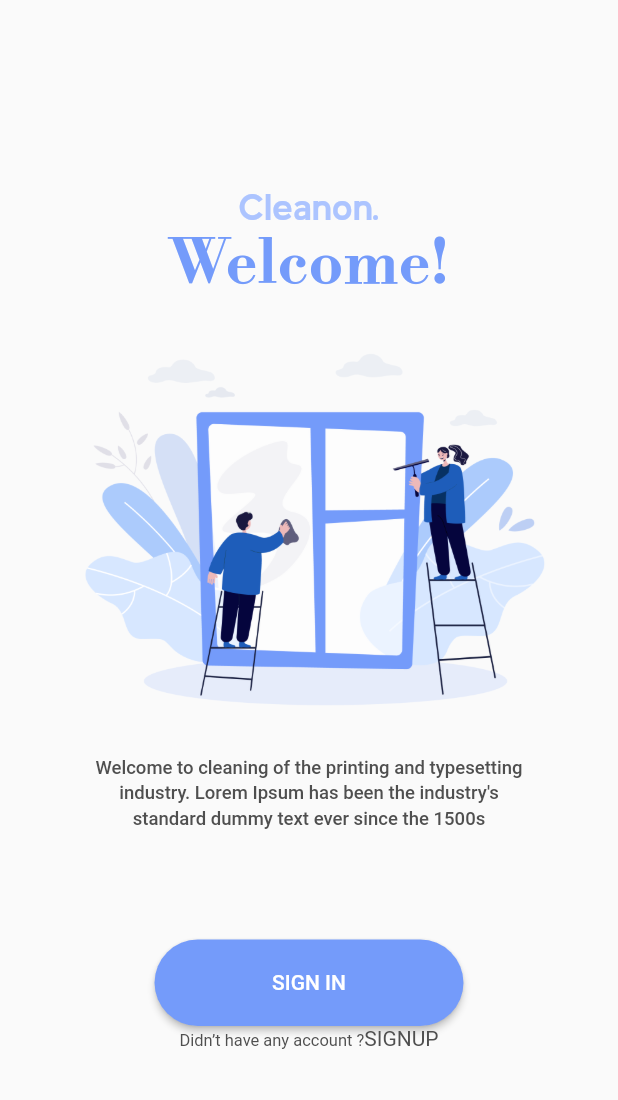
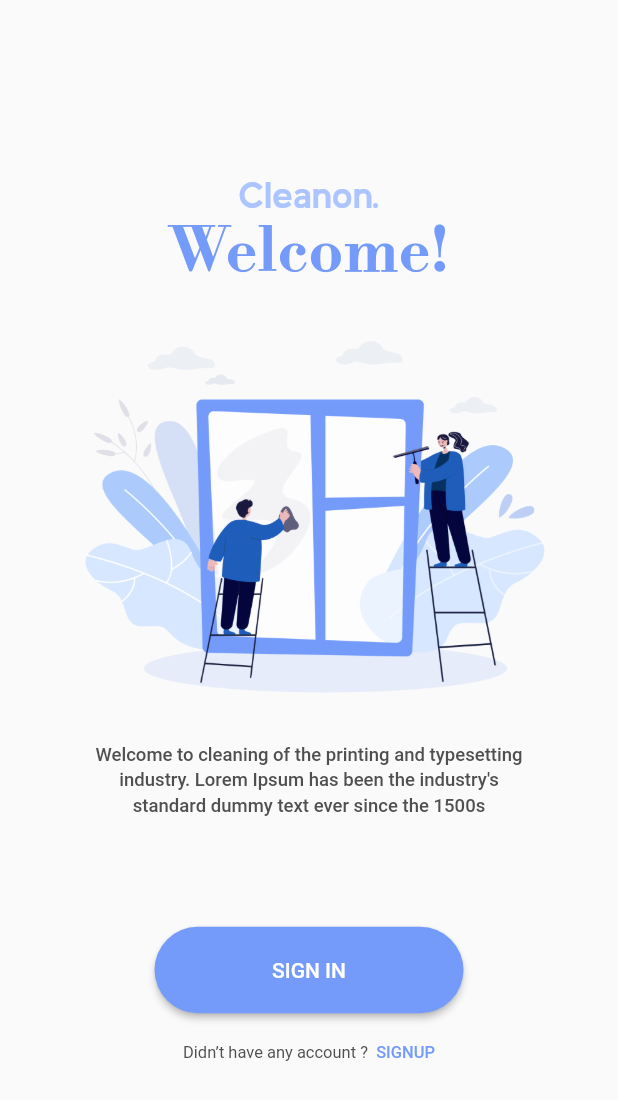
Before and after one commit to mrlim0802/flutter-cleaner-service, a Flutter app: the screen it shows after launch, on a phone screen of 412 x 824 dp. Shown: the top 1100 px of the screen. Run offline on Flutter 3.47's test engine with Material 2 defaults, Android fonts, the light colour scheme and no system bars; our stand-ins replace firebase_auth, firebase_core, flutter_spinkit, fluttertoast, form_field_validator, sizer; accounts and stored records are empty.

Commit message:
finish welcome screen

```diff
--- a/lib/pages/SplashScreen.dart
+++ b/lib/pages/SplashScreen.dart
@@ -33,7 +33,7 @@ class _SplashScreenState extends State<SplashScreen> {
 
   Widget build(BuildContext context) {
     final textScale = MediaQuery.of(context).textScaleFactor;
-    String title = capitalize('cleanon');
+    String title = capitalize('cleanon.');
     return Scaffold(
       backgroundColor: primary,
       body: Center(
--- a/lib/pages/welcome.dart
+++ b/lib/pages/welcome.dart
@@ -85,7 +85,8 @@ class WelcomePage extends StatelessWidget {
                                     RoundedRectangleBorder>(
                                 RoundedRectangleBorder(
                                     borderRadius: BorderRadius.circular(40))),
-                            backgroundColor: MaterialStateProperty.all<Color>(primary)),
+                            backgroundColor:
+                                MaterialStateProperty.all<Color>(primary)),
                         onPressed: () {
                           Navigator.pushReplacement(context,
                               MaterialPageRoute(builder: (context) {
@@ -101,10 +102,21 @@ class WelcomePage extends StatelessWidget {
                     text: TextSpan(children: [
                       TextSpan(
                           text: WelcomeData.textHyperlink,
-                          style: TextStyle(color: black, fontFamily: TextCustom.desThin, fontSize: 8.sp)),
+                          style: TextStyle(
+                              color: black,
+                              fontFamily: TextCustom.desThin,
+                              fontSize: 8.sp)),
+                      WidgetSpan(
+                          child: SizedBox(
+                        height: 4.h,
+                        width: 4.sp,
+                      )),
                       TextSpan(
                           text: WelcomeData.btnSignup,
-                          style: TextStyle(color: black),
+                          style: TextStyle(
+                              color: primary,
+                              fontFamily: TextCustom.desMedium,
+                              fontSize: 8.sp),
                           recognizer: TapGestureRecognizer()
                             ..onTap = () {
                               Navigator.pushReplacement(context,
```
